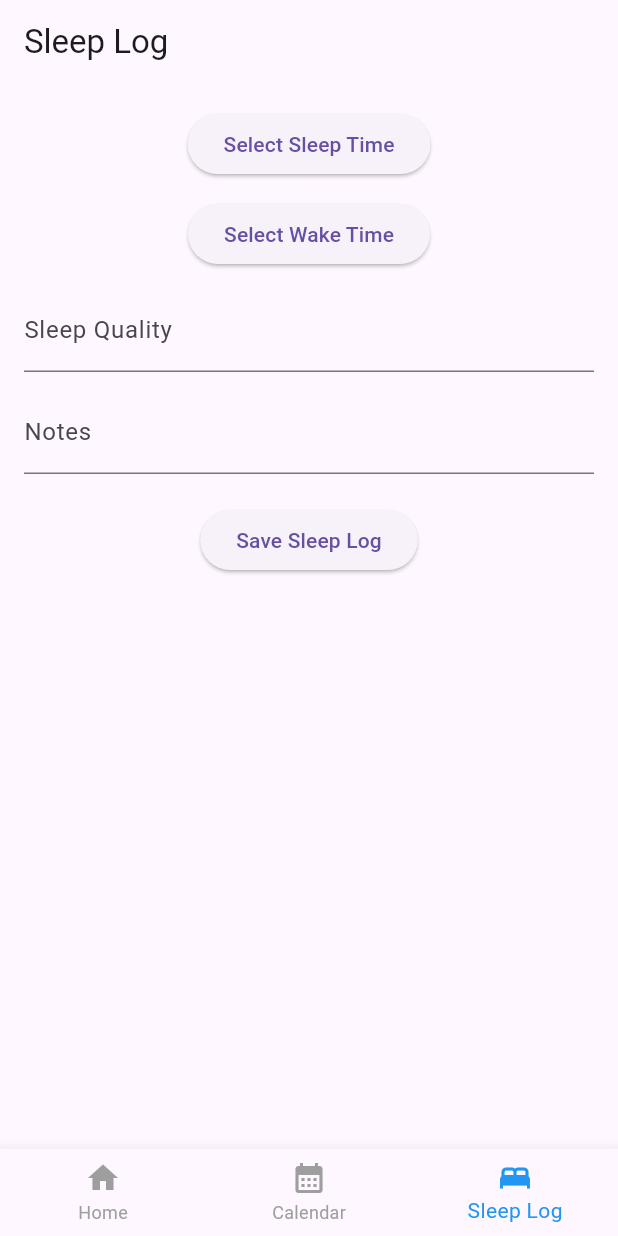
After one commit to Cs3541/AwesomeHonkShoo, a Flutter app: the screen it shows once a user with an empty profile is signed in, item 3 of the bottom bar chosen, on a phone screen of 412 x 824 dp. The commit adds this screen. Run offline on Flutter 3.47's test engine with Material 3 defaults, Android fonts, the phone set to English and light mode, and no system bars; our stand-ins replace firebase_auth, firebase_core, firebase_database; accounts and stored records are empty.

Commit message:
Created sleep log model, presenter, and screen. Updated main navigation to include sleep log screen. Updated pubspec.yaml and pubspec.lock for dependencies.

```diff
--- /dev/null
+++ b/lib/models/sleep_log_model.dart
@@ -0,0 +1,72 @@
+import 'package:firebase_auth/firebase_auth.dart';
+import 'package:firebase_database/firebase_database.dart';
+
+class SleepLog {
+  final String id;
+  final DateTime sleepTime;
+  final DateTime wakeTime;
+  final double quality;
+  final String notes;
+
+  SleepLog({
+    required this.id,
+    required this.sleepTime,
+    required this.wakeTime,
+    required this.quality,
+    required this.notes,
+  });
+
+  static final DatabaseReference _db = FirebaseDatabase.instance.ref();
+  static final FirebaseAuth _auth = FirebaseAuth.instance;
+
+  static Future<List<SleepLog>> getSleepLogs() async {
+    final userId = _auth.currentUser?.uid;
+
+    if (userId == null) {
+      throw Exception('User not authenticated');
+    }
+
+    final snapshot = await _db.child('sleepLogs/$userId').get();
+
+    final List<SleepLog> sleepLogs = [];
+
+    if (snapshot.exists) {
+      final data = Map<String, dynamic>.from(
+        snapshot.value as Map,
+      );
+
+      data.forEach((key, value) {
+        sleepLogs.add(
+          SleepLog.fromMap(
+            key,
+            Map<String, dynamic>.from(value),
+          ),
+        );
+      });
+    }
+
+    return sleepLogs;
+  }
+
+  Map<String, dynamic> toMap() {
+    return {
+      'sleepTime': sleepTime.toIso8601String(),
+      'wakeTime': wakeTime.toIso8601String(),
+      'quality': quality,
+      'notes': notes,
+    };
+  }
+
+  factory SleepLog.fromMap(
+    String id,
+    Map<String, dynamic> map,
+  ) {
+    return SleepLog(
+      id: id,
+      sleepTime: DateTime.parse(map['sleepTime']),
+      wakeTime: DateTime.parse(map['wakeTime']),
+      quality: (map['quality'] as num).toDouble(),
+      notes: map['notes'] ?? '',
+    );
+  }
+}
--- /dev/null
+++ b/lib/presenters/sleep_log_presenter.dart
@@ -0,0 +1,24 @@
+import '../models/sleep_log_model.dart';
+import 'package:firebase_auth/firebase_auth.dart';
+import 'package:firebase_database/firebase_database.dart';
+
+class SleepLogPresenter {
+  final DatabaseReference _db = FirebaseDatabase.instance.ref();
+  final FirebaseAuth _auth = FirebaseAuth.instance;
+
+  Future<void> saveSleepLog(SleepLog log) async {
+    final userId = _auth.currentUser?.uid;
+
+    if (userId == null) {
+      throw Exception('User not authenticated');
+    }
+
+    final newLogRef = _db.child('sleepLogs/$userId').push();
+
+    await newLogRef.set(log.toMap());
+  }
+
+  Future<List<SleepLog>> getSleepLogs() async {
+    return await SleepLog.getSleepLogs();
+  }
+}
--- a/lib/views/main_navigation.dart
+++ b/lib/views/main_navigation.dart
@@ -1,6 +1,7 @@
 import 'package:flutter/material.dart';
 import 'home_screen.dart';
 import 'calendar_screen.dart';
+import 'sleep_log_screen.dart';
 
 class MainNavigationScreen extends StatefulWidget {
   const MainNavigationScreen({super.key});
@@ -16,6 +17,7 @@ class _MainNavigationScreenState extends State<MainNavigationScreen> {
   final List<Widget> _screens = [
     const HomeScreen(),
     const CalendarScreen(),
+    const SleepLogScreen(),
   ];
 
   void _onItemTapped(int index) {
@@ -30,6 +32,8 @@ class _MainNavigationScreenState extends State<MainNavigationScreen> {
       body: _screens[_selectedIndex],
 
       bottomNavigationBar: BottomNavigationBar(
+        selectedItemColor: Colors.blue,
+        unselectedItemColor: Colors.grey,
         currentIndex: _selectedIndex,
         onTap: _onItemTapped,
 
@@ -43,6 +47,11 @@ class _MainNavigationScreenState extends State<MainNavigationScreen> {
             icon: Icon(Icons.calendar_month),
             label: 'Calendar',
           ),
+
+          BottomNavigationBarItem(
+            icon: Icon(Icons.bed),
+            label: 'Sleep Log',
+          ),
         ],
       ),
     );
--- /dev/null
+++ b/lib/views/sleep_log_screen.dart
@@ -0,0 +1,170 @@
+import 'package:flutter/material.dart';
+import '../models/sleep_log_model.dart';
+import '../presenters/sleep_log_presenter.dart';
+
+class SleepLogScreen extends StatefulWidget {
+  const SleepLogScreen({super.key});
+
+  @override
+  State<SleepLogScreen> createState() => _SleepLogScreenState();
+}
+
+class _SleepLogScreenState extends State<SleepLogScreen> {
+  final SleepLogPresenter _presenter = SleepLogPresenter();
+
+  DateTime? _sleepTime;
+  DateTime? _wakeTime;
+
+  final TextEditingController _qualityController =
+      TextEditingController();
+
+  final TextEditingController _notesController =
+      TextEditingController();
+
+  Future<void> _pickSleepTime() async {
+    final picked = await showDatePicker(
+      context: context,
+      initialDate: DateTime.now(),
+      firstDate: DateTime(2020),
+      lastDate: DateTime.now(),
+    );
+
+    if (picked != null) {
+      setState(() {
+        _sleepTime = picked;
+      });
+    }
+  }
+
+  Future<void> _pickWakeTime() async {
+    final picked = await showDatePicker(
+      context: context,
+      initialDate: DateTime.now(),
+      firstDate: DateTime(2020),
+      lastDate: DateTime.now(),
+    );
+
+    if (picked != null) {
+      setState(() {
+        _wakeTime = picked;
+      });
+    }
+  }
+
+  Future<void> _saveSleepLog() async {
+    if (_sleepTime == null || _wakeTime == null) {
+      ScaffoldMessenger.of(context).showSnackBar(
+        const SnackBar(
+          content: Text('Please select sleep and wake times'),
+        ),
+      );
+      return;
+    }
+
+    final quality = double.tryParse(_qualityController.text);
+
+    if (quality == null) {
+      ScaffoldMessenger.of(context).showSnackBar(
+        const SnackBar(
+          content: Text('Please enter a valid sleep quality'),
+        ),
+      );
+      return;
+    }
+
+    final log = SleepLog(
+      id: '',
+      sleepTime: _sleepTime!,
+      wakeTime: _wakeTime!,
+      quality: quality,
+      notes: _notesController.text,
+    );
+
+    await _presenter.saveSleepLog(log);
+
+    if (!mounted) return;
+
+    ScaffoldMessenger.of(context).showSnackBar(
+      const SnackBar(
+        content: Text('Sleep log saved'),
+      ),
+    );
+
+    _qualityController.clear();
+    _notesController.clear();
+
+    setState(() {
+      _sleepTime = null;
+      _wakeTime = null;
+    });
+  }
+
+  @override
+  void dispose() {
+    _qualityController.dispose();
+    _notesController.dispose();
+    super.dispose();
+  }
+
+  @override
+  Widget build(BuildContext context) {
+    return Scaffold(
+      appBar: AppBar(
+        title: const Text('Sleep Log'),
+      ),
+      body: Padding(
+        padding: const EdgeInsets.all(16),
+        child: Column(
+          children: [
+            ElevatedButton(
+              onPressed: _pickSleepTime,
+              child: Text(
+                _sleepTime == null
+                    ? 'Select Sleep Time'
+                    : 'Sleep: ${_sleepTime.toString()}',
+              ),
+            ),
+
+            const SizedBox(height: 12),
+
+            ElevatedButton(
+              onPressed: _pickWakeTime,
+              child: Text(
+                _wakeTime == null
+                    ? 'Select Wake Time'
+                    : 'Wake: ${_wakeTime.toString()}',
+              ),
+            ),
+
+            const SizedBox(height: 12),
+
+            TextField(
+              controller: _qualityController,
+              keyboardType: TextInputType.number,
+              decoration: const InputDecoration(
+                labelText: 'Sleep Quality',
+                hintText: 'Example: 8',
+              ),
+            ),
+
+            const SizedBox(height: 12),
+
+            TextField(
+              controller: _notesController,
+              decoration: const InputDecoration(
+                labelText: 'Notes',
+              ),
+            ),
+
+            const SizedBox(height: 20),
+
+            ElevatedButton(
+              onPressed: _saveSleepLog,
+              child: const Text('Save Sleep Log'),
+            ),
+          ],
+        ),
+      ),
+    );
+  }
+}
--- a/pubspec.yaml
+++ b/pubspec.yaml
@@ -36,6 +36,8 @@ dependencies:
   # Use with the CupertinoIcons class for iOS style icons.
   cupertino_icons: ^2.0.0
   firebase_core: ^5.1.0
+  cloud_firestore: ^7.1.0
+  firebase_database: ^13.0.1
 
 dev_dependencies:
   flutter_test:
```
Also changed, not shown: pubspec.lock, 1 other file.
